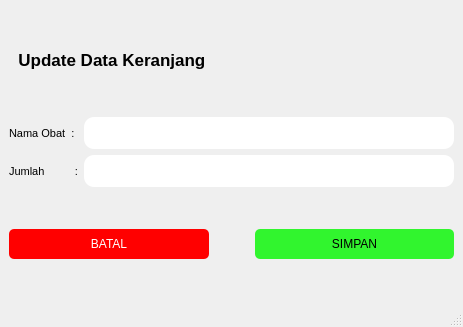
This is frontend/updateObatKeranjang.ui in RN-1986/Aplikasi-apotek as Qt 5 draws it before an edit. The edited form follows.
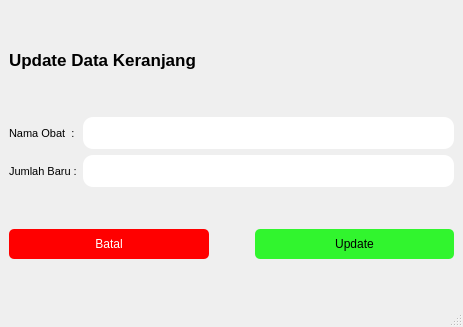
This is the edited form.

Patch:
```diff
--- a/frontend/updateObatKeranjang.ui
+++ b/frontend/updateObatKeranjang.ui
@@ -36,7 +36,7 @@
        <string notr="true"/>
       </property>
       <property name="text">
-       <string>  Update Data Keranjang</string>
+       <string>Update Data Keranjang</string>
       </property>
      </widget>
     </item>
@@ -77,7 +77,7 @@
          <string notr="true"/>
         </property>
         <property name="text">
-         <string>Jumlah          :</string>
+         <string>Jumlah Baru :</string>
         </property>
        </widget>
       </item>
@@ -120,7 +120,7 @@
 </string>
         </property>
         <property name="text">
-         <string>SIMPAN</string>
+         <string>Update</string>
         </property>
        </widget>
       </item>
@@ -149,7 +149,7 @@
 }</string>
         </property>
         <property name="text">
-         <string>BATAL</string>
+         <string>Batal</string>
         </property>
        </widget>
       </item>
```
